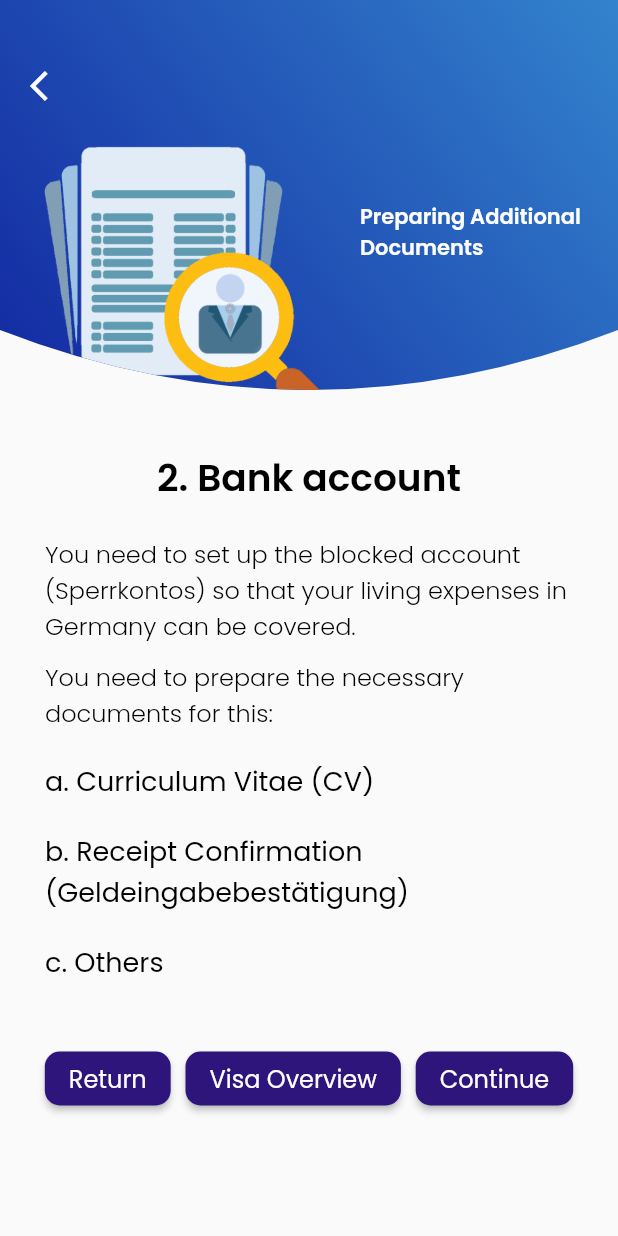
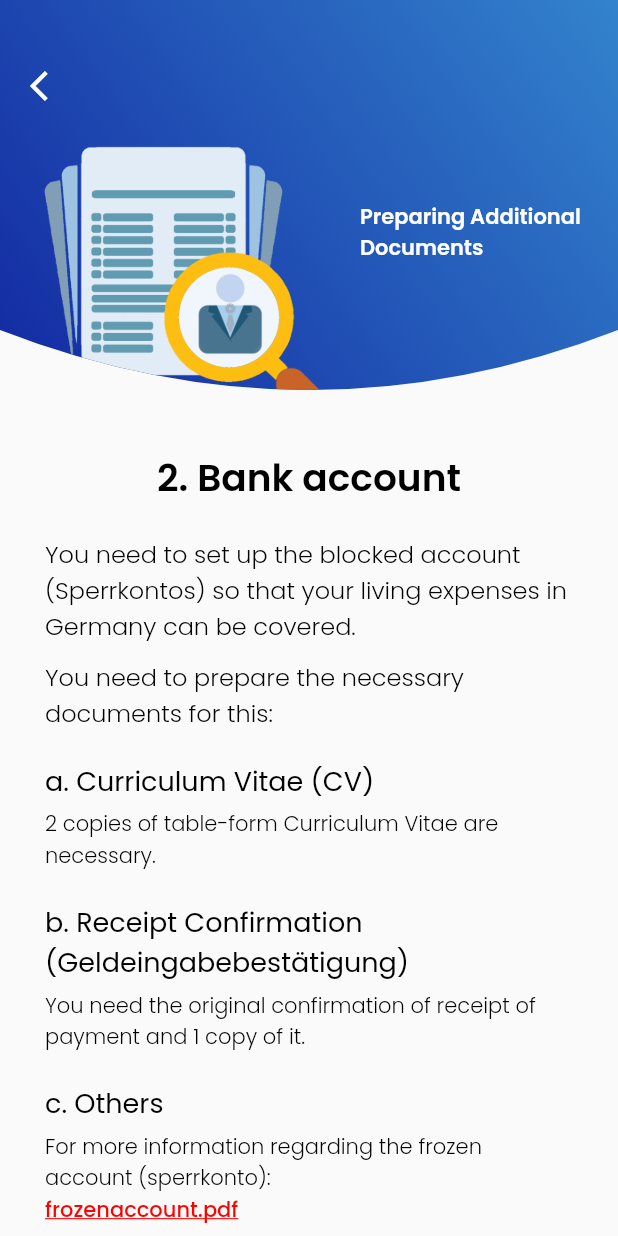
Before and after one commit to adibwaluya/NusaplannerMobileApp, a Flutter app: the VisaScreenThree screen opened directly, on a phone screen of 412 x 824 dp. Run offline on Flutter 3.47's test engine with Material 2 defaults, Android fonts, the phone set to English and light mode, and no system bars; our stand-ins replace carousel_slider, dio, flutter_secure_storage, flutter_svg, google_fonts, shared_preferences; missing offline and left inert: flutter_pdfview, kommunicate_flutter; accounts and stored records are empty; network calls fail.

Commit message:
Added PDFs in visa screen two

```diff
--- a/nusaplanner_app/lib/pages/Feed/details/visa_detail.dart/visa_screen_three.dart
+++ b/nusaplanner_app/lib/pages/Feed/details/visa_detail.dart/visa_screen_three.dart
@@ -1,6 +1,10 @@
+import 'dart:io';
+
 import 'package:flutter/material.dart';
 import 'package:nusaplanner_app/pages/Feed/details/visa_detail.dart/visa_screen_four.dart';
 import 'package:nusaplanner_app/pages/Feed/details/visa_detail.dart/visa_screen_one.dart';
+import 'package:nusaplanner_app/utils/pdf_api.dart';
+import 'package:nusaplanner_app/utils/pdf_viewer_page.dart';
 import 'package:nusaplanner_app/widgets/my_header.dart';
 
 import '../../../../theme.dart';
@@ -64,6 +68,13 @@ class VisaScreenThree extends StatelessWidget {
                     style: blackRegularTextStyle.copyWith(fontSize: 18),
                   ),
                   SizedBox(
+                    height: 5,
+                  ),
+                  Text(
+                    '2 copies of table-form Curriculum Vitae are necessary.',
+                    style: blackLightTextStyle.copyWith(fontSize: 14),
+                  ),
+                  SizedBox(
                     height: 20,
                   ),
                   Text(
@@ -71,11 +82,36 @@ class VisaScreenThree extends StatelessWidget {
                     style: blackRegularTextStyle.copyWith(fontSize: 18),
                   ),
                   SizedBox(
+                    height: 5,
+                  ),
+                  Text(
+                    'You need the original confirmation of receipt of payment and 1 copy of it.',
+                    style: blackLightTextStyle.copyWith(fontSize: 14),
+                  ),
+                  SizedBox(
                     height: 20,
                   ),
                   Text(
                     'c. Others',
                     style: blackRegularTextStyle.copyWith(fontSize: 18),
+                  ),
+                  SizedBox(
+                    height: 5,
+                  ),
+                  Text(
+                    'For more information regarding the frozen account (sperrkonto):',
+                    style: blackLightTextStyle.copyWith(fontSize: 14),
+                  ),
+                  GestureDetector(
+                    onTap: () async {
+                      final path = 'assets/documents/sperrkonto.pdf';
+                      final file = await PDFApi.loadAsset(path);
+                      openPDF(context, file);
+                    },
+                    child: Text(
+                      'frozenaccount.pdf',
+                      style: redTextStyle.copyWith(fontSize: 14),
+                    ),
                   ),
                   SizedBox(
                     height: 20,
@@ -96,7 +132,7 @@ class VisaScreenThree extends StatelessWidget {
                       Navigator.of(context).pop();
                     },
                     child: Text(
-                      "Return",
+                      "Back",
                       style: whiteTextStyle.copyWith(fontSize: 16),
                     ),
                     style: ButtonStyle(
@@ -122,7 +158,7 @@ class VisaScreenThree extends StatelessWidget {
                     },
                     child: Text(
                       "Visa Overview",
-                      style: whiteTextStyle.copyWith(fontSize: 16),
+                      style: whiteTextStyle.copyWith(fontSize: 14),
                     ),
                     style: ButtonStyle(
                       shape: MaterialStateProperty.all<RoundedRectangleBorder>(
@@ -144,7 +180,7 @@ class VisaScreenThree extends StatelessWidget {
                       }));
                     },
                     child: Text(
-                      "Continue",
+                      "Next",
                       style: whiteTextStyle.copyWith(fontSize: 16),
                     ),
                     style: ButtonStyle(
@@ -170,4 +206,8 @@ class VisaScreenThree extends StatelessWidget {
       ),
     );
   }
+
+  void openPDF(BuildContext context, File file) => Navigator.of(context).push(
+        MaterialPageRoute(builder: (context) => PDFViewerPage(file: file)),
+      );
 }
--- a/nusaplanner_app/lib/pages/Feed/details/visa_detail.dart/visa_screen_two.dart
+++ b/nusaplanner_app/lib/pages/Feed/details/visa_detail.dart/visa_screen_two.dart
@@ -272,7 +272,7 @@ class _VisaScreenTwoState extends State<VisaScreenTwo> {
                       Navigator.of(context).pop();
                     },
                     child: Text(
-                      "Return",
+                      "Back",
                       style: whiteTextStyle.copyWith(fontSize: 16),
                     ),
                     style: ButtonStyle(
@@ -295,7 +295,7 @@ class _VisaScreenTwoState extends State<VisaScreenTwo> {
                       }));
                     },
                     child: Text(
-                      "Continue",
+                      "Next",
                       style: whiteTextStyle.copyWith(fontSize: 16),
                     ),
                     style: ButtonStyle(
```
Also changed, not shown: 1 other file.
